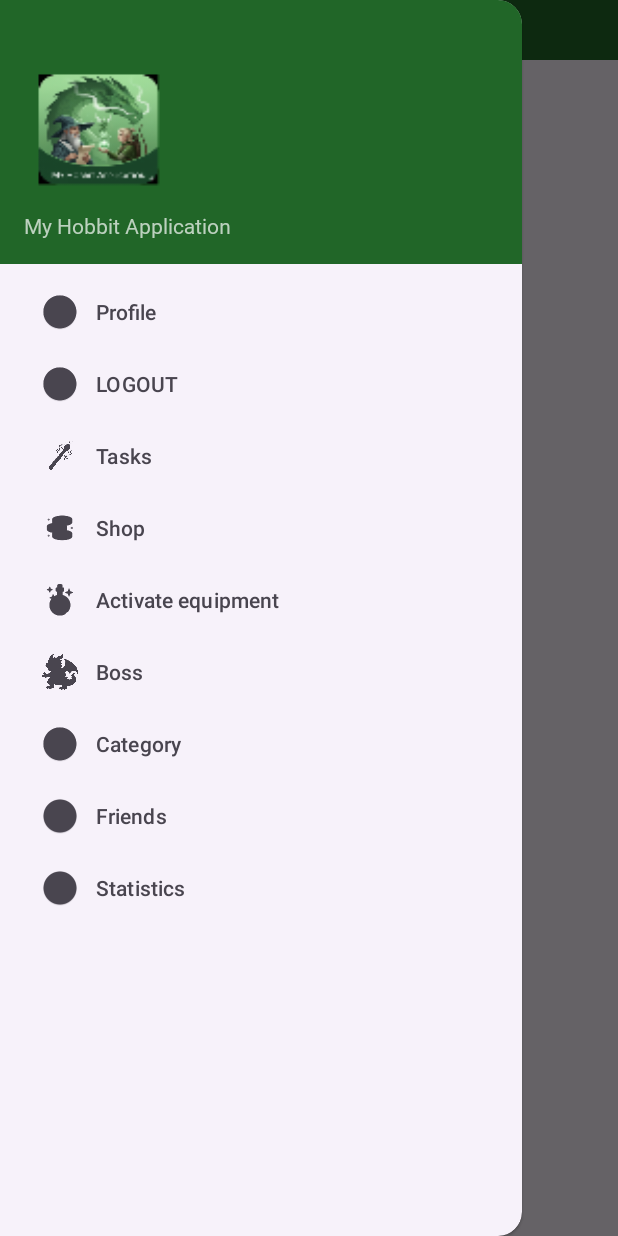
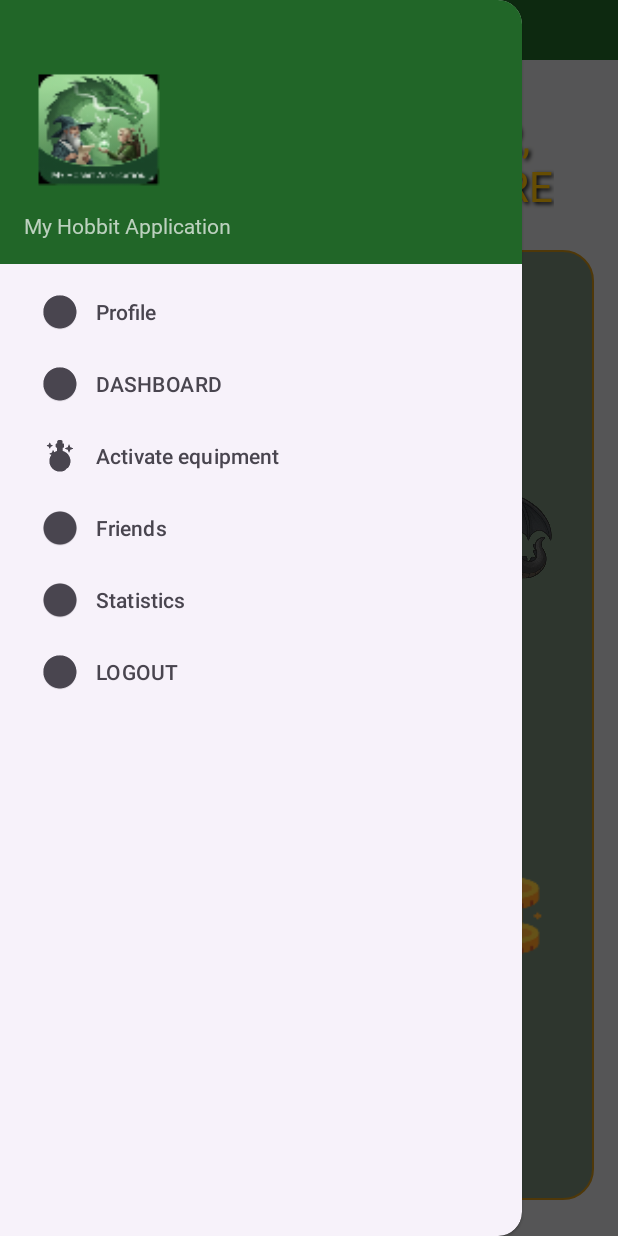
Before and after one commit to mimasekaric/e2-ma-tim06-2025, an Android app: the HomeActivity screen opened directly, with no data from a screen before it, with the side drawer open, on a phone screen of 412 x 824 dp. Run offline under Robolectric (Android 15) with nearby library versions, the phone set to English and light mode, and no system bars; our stand-ins replace Firebase (no records; nobody signed in at launch, a user with empty details on screens opened directly); libraries missing offline, so code that uses them is left out: com.onesignal; 4 statements that could not run were skipped.

Commit message:
home dashboard

```diff
--- /dev/null
+++ b/app/src/main/java/com/example/myhobitapplication/fragments/HomeDashboardFragment.java
@@ -0,0 +1,87 @@
+package com.example.myhobitapplication.fragments;
+
+import android.content.Intent;
+import android.os.Bundle;
+import android.view.LayoutInflater;
+import android.view.View;
+import android.view.ViewGroup;
+import androidx.annotation.NonNull;
+import androidx.annotation.Nullable;
+import androidx.fragment.app.Fragment;
+import androidx.lifecycle.ViewModelProvider;
+
+import com.example.myhobitapplication.R;
+import com.example.myhobitapplication.activities.BossActivity;
+import com.example.myhobitapplication.activities.CategoryViewActivity;
+import com.example.myhobitapplication.activities.TaskActivity;
+import com.example.myhobitapplication.databinding.FragmentHomeDashboardBinding;
+import com.example.myhobitapplication.models.Avatar;
+import com.example.myhobitapplication.staticData.AvatarList;
+import com.example.myhobitapplication.viewModels.ProfileViewModel;
+import com.google.firebase.auth.FirebaseAuth;
+
+public class HomeDashboardFragment extends Fragment {
+    private FragmentHomeDashboardBinding binding;
+    private ProfileViewModel profileViewModel;
+
+    @Nullable
+    @Override
+    public View onCreateView(@NonNull LayoutInflater inflater, @Nullable ViewGroup container, @Nullable Bundle savedInstanceState) {
+        binding = FragmentHomeDashboardBinding.inflate(inflater, container, false);
+        return binding.getRoot();
+    }
+
+    @Override
+    public void onViewCreated(@NonNull View view, @Nullable Bundle savedInstanceState) {
+        super.onViewCreated(view, savedInstanceState);
+
+        profileViewModel = new ViewModelProvider(requireActivity()).get(ProfileViewModel.class);
+
+
+        profileViewModel.getUserInfo().observe(getViewLifecycleOwner(), userInfoDto -> {
+            if (userInfoDto != null && userInfoDto.getavatarName() != null) {
+
+                for (Avatar a : AvatarList.getAvatarList()) {
+                    if (a.getName().equals(userInfoDto.getavatarName())) {
+                        binding.avatarImage.setImageResource(a.getImage());
+                        break;
+                    }
+                }
+            }
+        });
+
+        String currentUserId = FirebaseAuth.getInstance().getCurrentUser().getUid();
+        profileViewModel.loadProfile(currentUserId);
+
+
+        setupClickListeners();
+    }
+
+    private void setupClickListeners() {
+        binding.buttonTasks.setOnClickListener(v -> {
+            startActivity(new Intent(getActivity(), TaskActivity.class));
+        });
+
+        binding.buttonBoss.setOnClickListener(v -> {
+            startActivity(new Intent(getActivity(), BossActivity.class));
+        });
+
+        binding.buttonCategories.setOnClickListener(v -> {
+            startActivity(new Intent(getActivity(), CategoryViewActivity.class));
+        });
+
+        binding.buttonShop.setOnClickListener(v -> {
+
+            requireActivity().getSupportFragmentManager().beginTransaction()
+                    .replace(com.example.myhobitapplication.R.id.fragment_container, new ShopFragment())
+                    .addToBackStack(null)
+                    .commit();
+        });
+    }
+
+    @Override
+    public void onDestroyView() {
+        super.onDestroyView();
+        binding = null;
+    }
+}
--- a/app/src/main/res/layout/activity_boss.xml
+++ b/app/src/main/res/layout/activity_boss.xml
@@ -267,7 +267,7 @@
                 android:layout_width="wrap_content"
                 android:layout_height="wrap_content"
                 android:layout_marginTop="16dp"
-                android:text="RELAX FOR NOW, TRAVELER..."
+                android:text="RELAX FOR NOW, TRAVELLER..."
                 android:textColor="#DA9100"
                 android:textSize="22sp"
                 android:fontFamily="@font/educursivebold"/>
--- a/app/src/main/res/menu/nav_menu.xml
+++ b/app/src/main/res/menu/nav_menu.xml
@@ -10,34 +10,16 @@
             android:icon="@mipmap/ic_launcher_xp"
             android:title="Profile" />
         <item
-            android:id="@+id/nav_logout"
+            android:id="@+id/nav_dashboard"
             android:icon="@mipmap/ic_launcher_xp"
-            android:title="LOGOUT" />
+            android:title="DASHBOARD" />
 
-        <item
-            android:id="@+id/nav_tasks"
-            android:icon="@drawable/edit"
-            android:title="Tasks" />
-
-        <item
-            android:id="@+id/nav_shop"
-            android:icon="@mipmap/ic_launcher_coins"
-            android:title="Shop" />
 
         <item
             android:id="@+id/nav_activate"
             android:icon="@mipmap/ic_launcher_potion20"
             android:title="Activate equipment" />
 
-
-        <item
-            android:id="@+id/nav_boss_battle"
-            android:icon="@drawable/idle_dragon_boss_frame_1"
-            android:title="@string/boss" />
-        <item
-            android:id="@+id/nav_category"
-            android:icon="@mipmap/ic_launcher_xp"
-            android:title="@string/category" />
 
         <item
             android:id="@+id/nav_friends"
@@ -48,6 +30,10 @@
             android:id="@+id/nav_statistics"
             android:icon="@mipmap/ic_launcher_witch"
             android:title="Statistics" />
+        <item
+            android:id="@+id/nav_logout"
+            android:icon="@mipmap/ic_launcher_xp"
+            android:title="LOGOUT" />
 
     </group>
 
```
Also changed, not shown: app/src/main/java/com/example/myhobitapplication/activities/HomeActivity.java (+12 -13 lines), app/src/main/res/layout/fragment_home_dashboard.xml (added, +137 -0 lines), app/src/main/res/mipmap-xhdpi/ic_launcher_category.png (added).
